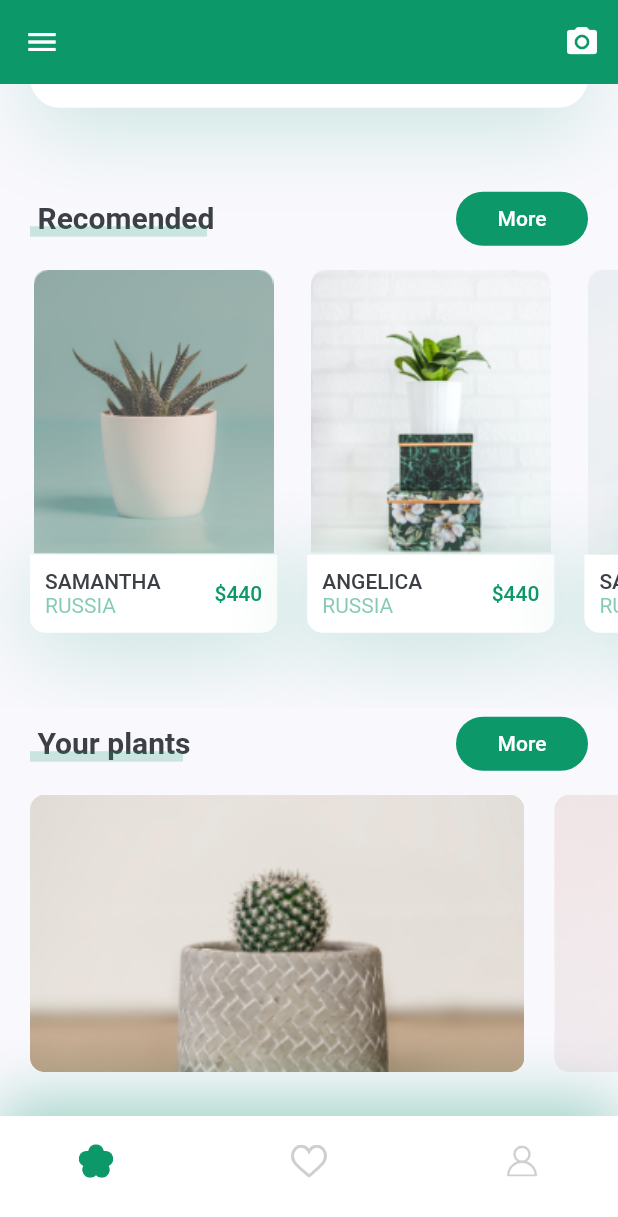
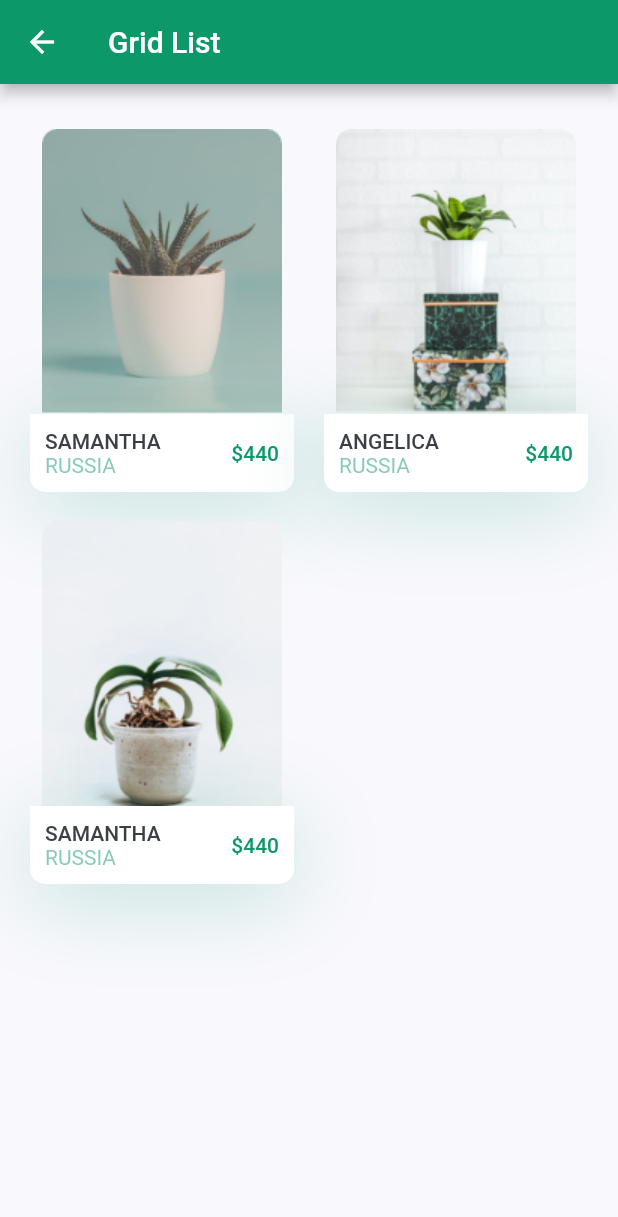
Before and after one commit to PlantCare372/PlantCare-FE, a Flutter app: the screen it shows after launch, scrolled down 149 dp, after a tap on "More", on a phone screen of 412 x 824 dp. Shown: the top 1217 px of the screen. Run offline on Flutter 3.47's test engine with Material 2 defaults, Android fonts, the phone set to English and light mode, and no system bars; our stand-ins replace camera, flutter_local_notifications, flutter_svg, timezone.

Commit message:
finish recommend list screen

```diff
--- a/plant_care_fe/lib/screens/camera/take_picture_screen.dart
+++ b/plant_care_fe/lib/screens/camera/take_picture_screen.dart
@@ -22,13 +22,10 @@ class TakePictureScreenState extends State<TakePictureScreen> {
   @override
   void initState() {
     super.initState();
-    // To display the current output from the Camera,
-    // create a CameraController.
     _controller = CameraController(
-      // Get a specific camera from the list of available cameras.
       widget.camera,
       // Define the resolution to use.
-      ResolutionPreset.medium,
+      ResolutionPreset.max,
     );
 
     // Next, initialize the controller. This returns a Future.
--- /dev/null
+++ b/plant_care_fe/lib/screens/home/components/recomend_plant_card.dart
@@ -0,0 +1,85 @@
+import 'package:flutter/material.dart';
+import '../../../constants.dart';
+
+class RecomendPlantCard extends StatelessWidget {
+  const RecomendPlantCard(
+      {Key key,
+      this.image,
+      this.title,
+      this.country,
+      this.price,
+      this.press,
+      this.bottomPadding})
+      : super(key: key);
+
+  final String image, title, country;
+  final int price;
+  final Function press;
+  final double bottomPadding;
+
+  @override
+  Widget build(BuildContext context) {
+    Size size = MediaQuery.of(context).size;
+    return Container(
+      margin: EdgeInsets.only(
+        left: kDefaultPadding / 2,
+        right: kDefaultPadding / 2,
+        top: kDefaultPadding / 2,
+        bottom: this.bottomPadding,
+      ),
+      width: size.width * 0.4,
+      child: Column(
+        children: <Widget>[
+          Image.asset(image),
+          GestureDetector(
+            onTap: press,
+            child: Container(
+              padding: EdgeInsets.all(kDefaultPadding / 2),
+              decoration: BoxDecoration(
+                color: Colors.white,
+                borderRadius: BorderRadius.only(
+                  bottomLeft: Radius.circular(10),
+                  bottomRight: Radius.circular(10),
+                ),
+                boxShadow: [
+                  BoxShadow(
+                    offset: Offset(0, 10),
+                    blurRadius: 50,
+                    color: kPrimaryColor.withOpacity(0.23),
+                  ),
+                ],
+              ),
+              child: Row(
+                children: <Widget>[
+                  RichText(
+                    text: TextSpan(
+                      children: [
+                        TextSpan(
+                            text: "$title\n".toUpperCase(),
+                            style: Theme.of(context).textTheme.button),
+                        TextSpan(
+                          text: "$country".toUpperCase(),
+                          style: TextStyle(
+                            color: kPrimaryColor.withOpacity(0.5),
+                          ),
+                        ),
+                      ],
+                    ),
+                  ),
+                  Spacer(),
+                  Text(
+                    '\$$price',
+                    style: Theme.of(context)
+                        .textTheme
+                        .button
+                        .copyWith(color: kPrimaryColor),
+                  )
+                ],
+              ),
+            ),
+          )
+        ],
+      ),
+    );
+  }
+}
--- a/plant_care_fe/lib/screens/home/components/recomend_plants.dart
+++ b/plant_care_fe/lib/screens/home/components/recomend_plants.dart
@@ -1,7 +1,6 @@
 import 'package:flutter/material.dart';
 import 'package:plant_app/screens/details/details_screen.dart';
-
-import '../../../constants.dart';
+import './recomend_plant_card.dart';
 
 class RecomendsPlants extends StatelessWidget {
   const RecomendsPlants({
@@ -19,6 +18,7 @@ class RecomendsPlants extends StatelessWidget {
             title: "Samantha",
             country: "Russia",
             price: 440,
+            bottomPadding: 20 * 2.50,
             press: () {
               Navigator.push(
                 context,
@@ -33,6 +33,7 @@ class RecomendsPlants extends StatelessWidget {
             title: "Angelica",
             country: "Russia",
             price: 440,
+            bottomPadding: 20 * 2.50,
             press: () {
               Navigator.push(
                 context,
@@ -46,6 +47,7 @@ class RecomendsPlants extends StatelessWidget {
             image: "assets/images/image_3.png",
             title: "Samantha",
             country: "Russia",
+            bottomPadding: 20 * 2.50,
             price: 440,
             press: () {},
           ),
@@ -54,83 +56,3 @@ class RecomendsPlants extends StatelessWidget {
     );
   }
 }
-
-class RecomendPlantCard extends StatelessWidget {
-  const RecomendPlantCard({
-    Key key,
-    this.image,
-    this.title,
-    this.country,
-    this.price,
-    this.press,
-  }) : super(key: key);
-
-  final String image, title, country;
-  final int price;
-  final Function press;
-
-  @override
-  Widget build(BuildContext context) {
-    Size size = MediaQuery.of(context).size;
-    return Container(
-      margin: EdgeInsets.only(
-        left: kDefaultPadding,
-        top: kDefaultPadding / 2,
-        bottom: kDefaultPadding * 2.5,
-      ),
-      width: size.width * 0.4,
-      child: Column(
-        children: <Widget>[
-          Image.asset(image),
-          GestureDetector(
-            onTap: press,
-            child: Container(
-              padding: EdgeInsets.all(kDefaultPadding / 2),
-              decoration: BoxDecoration(
-                color: Colors.white,
-                borderRadius: BorderRadius.only(
-                  bottomLeft: Radius.circular(10),
-                  bottomRight: Radius.circular(10),
-                ),
-                boxShadow: [
-                  BoxShadow(
-                    offset: Offset(0, 10),
-                    blurRadius: 50,
-                    color: kPrimaryColor.withOpacity(0.23),
-                  ),
-                ],
-              ),
-              child: Row(
-                children: <Widget>[
-                  RichText(
-                    text: TextSpan(
-                      children: [
-                        TextSpan(
-                            text: "$title\n".toUpperCase(),
-                            style: Theme.of(context).textTheme.button),
-                        TextSpan(
-                          text: "$country".toUpperCase(),
-                          style: TextStyle(
-                            color: kPrimaryColor.withOpacity(0.5),
-                          ),
-                        ),
-                      ],
-                    ),
-                  ),
-                  Spacer(),
-                  Text(
-                    '\$$price',
-                    style: Theme.of(context)
-                        .textTheme
-                        .button
-                        .copyWith(color: kPrimaryColor),
-                  )
-                ],
-              ),
-            ),
-          )
-        ],
-      ),
-    );
-  }
-}
--- a/plant_care_fe/lib/screens/home/components/title_with_more_bbtn.dart
+++ b/plant_care_fe/lib/screens/home/components/title_with_more_bbtn.dart
@@ -1,6 +1,8 @@
 import 'package:flutter/material.dart';
 
 import '../../../constants.dart';
+
+import '../../recommend_list/recommend_list_screen.dart';
 
 class TitleWithMoreBtn extends StatelessWidget {
   const TitleWithMoreBtn({
@@ -24,7 +26,12 @@ class TitleWithMoreBtn extends StatelessWidget {
               borderRadius: BorderRadius.circular(20),
             ),
             color: kPrimaryColor,
-            onPressed: press,
+            onPressed: () {
+              Navigator.push(
+                  context,
+                  MaterialPageRoute(
+                      builder: (context) => RecommendListScreen()));
+            },
             child: Text(
               "More",
               style: TextStyle(color: Colors.white),
--- /dev/null
+++ b/plant_care_fe/lib/screens/recommend_list/recommend_list_screen.dart
@@ -0,0 +1,66 @@
+import 'package:flutter/material.dart';
+import '../home/components/recomend_plant_card.dart';
+import '../details/details_screen.dart';
+
+class RecommendListScreen extends StatelessWidget {
+  @override
+  Widget build(BuildContext context) {
+    final title = 'Grid List';
+    Size size = MediaQuery.of(context).size;
+    return Scaffold(
+      appBar: AppBar(
+        title: Text(title),
+      ),
+      body: GridView.count(
+          // Create a grid with 2 columns. If you change the scrollDirection to
+          // horizontal, this produces 2 rows.
+          crossAxisCount: 2,
+          padding: const EdgeInsets.fromLTRB(10, 20, 10, 0),
+          // mainAxisSpacing: 20,
+          childAspectRatio: MediaQuery.of(context).size.width *
+              1.5 /
+              (MediaQuery.of(context).size.height),
+          // Generate 100 widgets that display their index in the List.
+          children: <Widget>[
+            RecomendPlantCard(
+              image: "assets/images/image_1.png",
+              title: "Samantha",
+              country: "Russia",
+              price: 440,
+              bottomPadding: 0,
+              press: () {
+                Navigator.push(
+                  context,
+                  MaterialPageRoute(
+                    builder: (context) => DetailsScreen(),
+                  ),
+                );
+              },
+            ),
+            RecomendPlantCard(
+              image: "assets/images/image_2.png",
+              title: "Angelica",
+              country: "Russia",
+              price: 440,
+              bottomPadding: 0,
+              press: () {
+                Navigator.push(
+                  context,
+                  MaterialPageRoute(
+                    builder: (context) => DetailsScreen(),
+                  ),
+                );
+              },
+            ),
+            RecomendPlantCard(
+              image: "assets/images/image_3.png",
+              title: "Samantha",
+              country: "Russia",
+              price: 440,
+              bottomPadding: 0,
+              press: () {},
+            ),
+          ]),
+    );
+  }
+}
```
